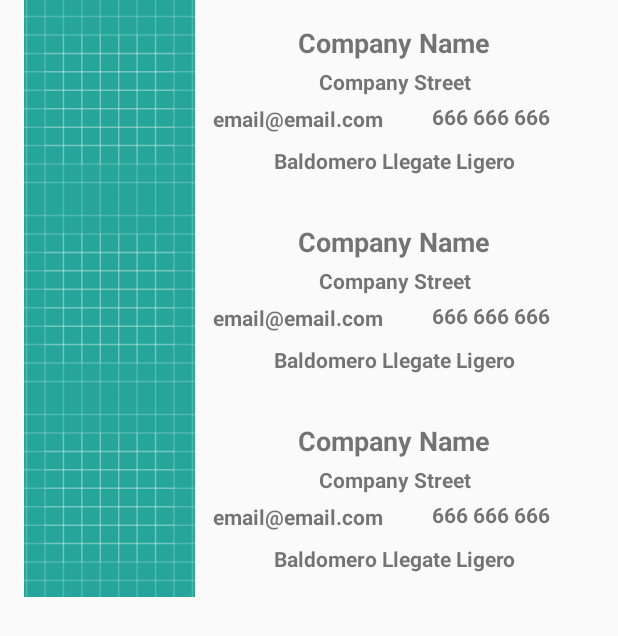
After one commit to SoulApps/PR11-Room, an Android app: the layout fragment_company_list.xml on its own in the app's theme, with its tools: preview values and no code run, on a phone screen of 412 x 824 dp. The commit adds this screen. Shown: the top 636 px of the screen. Run offline under Robolectric (Android 15) with nearby library versions, the phone set to English and light mode, and no system bars.

Commit message:
v 0.2 added desing.
Errors in recyclerview

```diff
--- a/app/src/main/java/com/example/mc_ra/pr11_room/data/local/CompanyDao.java
+++ b/app/src/main/java/com/example/mc_ra/pr11_room/data/local/CompanyDao.java
@@ -25,7 +25,7 @@ public interface CompanyDao {
     int deleteCompany(Company company);
 
     @Query("SELECT * FROM Company where id = :companyId")
-    LiveData<Company> getCompany(long studentId);
+    LiveData<Company> getCompany(long companyId);
 
     @Query("SELECT * FROM Company ORDER BY name")
     LiveData<List<Company>> getCompanies();
--- /dev/null
+++ b/app/src/main/java/com/example/mc_ra/pr11_room/ui/company/CompanyListAdapter.java
@@ -0,0 +1,6 @@
+package com.example.mc_ra.pr11_room.ui.company;
+
+
+public class CompanyListAdapter{
+
+}
--- /dev/null
+++ b/app/src/main/java/com/example/mc_ra/pr11_room/ui/company/CompanyListFragment.java
@@ -0,0 +1,6 @@
+package com.example.mc_ra.pr11_room.ui.company;
+
+
+public class CompanyListFragment{
+
+}
--- /dev/null
+++ b/app/src/main/res/layout/fragment_company_item.xml
@@ -0,0 +1,112 @@
+<?xml version="1.0" encoding="utf-8"?>
+<android.support.constraint.ConstraintLayout xmlns:android="http://schemas.android.com/apk/res/android"
+    xmlns:app="http://schemas.android.com/apk/res-auto"
+    xmlns:tools="http://schemas.android.com/tools"
+    android:layout_width="match_parent"
+    android:layout_height="wrap_content"
+    android:orientation="horizontal">
+
+    <TextView
+        android:id="@+id/textView"
+        android:layout_width="0dp"
+        android:layout_height="wrap_content"
+        android:layout_marginEnd="8dp"
+        android:layout_marginStart="8dp"
+        android:layout_marginTop="16dp"
+        android:text="TextView"
+        android:textAlignment="center"
+        android:textSize="18sp"
+        android:textStyle="bold"
+        app:layout_constraintEnd_toEndOf="parent"
+        app:layout_constraintStart_toStartOf="@+id/fragment_company_item_verticalGuideLine"
+        app:layout_constraintTop_toTopOf="parent"
+        tools:text="Company Name" />
+
+    <TextView
+        android:id="@+id/textView3"
+        android:layout_width="0dp"
+        android:layout_height="wrap_content"
+        android:layout_marginEnd="8dp"
+        android:layout_marginStart="8dp"
+        android:layout_marginTop="4dp"
+        android:text="TextView"
+        android:textAlignment="center"
+        android:textStyle="bold"
+        app:layout_constraintEnd_toEndOf="parent"
+        app:layout_constraintStart_toStartOf="@+id/fragment_company_item_verticalGuideLine"
+        app:layout_constraintTop_toBottomOf="@+id/textView"
+        tools:text="Company Street" />
+
+    <TextView
+        android:id="@+id/textView4"
+        android:layout_width="0dp"
+        android:layout_height="wrap_content"
+        android:layout_marginBottom="8dp"
+        android:layout_marginStart="8dp"
+        android:layout_marginTop="4dp"
+        android:text="TextView"
+        android:textAlignment="center"
+        android:textStyle="bold"
+        app:layout_constraintBottom_toTopOf="@+id/textView6"
+        app:layout_constraintEnd_toStartOf="@+id/textView5"
+        app:layout_constraintHorizontal_bias="0.5"
+        app:layout_constraintStart_toEndOf="@+id/fragment_company_item_verticalGuideLine"
+        app:layout_constraintStart_toStartOf="@+id/fragment_company_item_verticalGuideLine"
+        app:layout_constraintTop_toBottomOf="@+id/textView3"
+        tools:text="email@email.com" />
+
+    <TextView
+        android:id="@+id/textView5"
+        android:layout_width="0dp"
+        android:layout_height="17dp"
+        android:layout_marginBottom="8dp"
+        android:layout_marginEnd="8dp"
+        android:layout_marginStart="8dp"
+        android:layout_marginTop="4dp"
+        android:text="TextView"
+        android:textAlignment="center"
+        android:textStyle="bold"
+        app:layout_constraintBottom_toTopOf="@+id/textView6"
+        app:layout_constraintEnd_toEndOf="parent"
+        app:layout_constraintHorizontal_bias="0.5"
+        app:layout_constraintStart_toEndOf="@+id/textView4"
+        app:layout_constraintTop_toBottomOf="@+id/textView3"
+        tools:text="666 666 666" />
+
+    <TextView
+        android:id="@+id/textView6"
+        android:layout_width="0dp"
+        android:layout_height="wrap_content"
+        android:layout_marginBottom="16dp"
+        android:layout_marginEnd="8dp"
+        android:layout_marginStart="8dp"
+        android:layout_marginTop="4dp"
+        android:text="TextView"
+        android:textAlignment="center"
+        android:textStyle="bold"
+        app:layout_constraintBottom_toBottomOf="parent"
+        app:layout_constraintEnd_toEndOf="parent"
+        app:layout_constraintStart_toStartOf="@+id/fragment_company_item_verticalGuideLine"
+        app:layout_constraintTop_toBottomOf="@+id/textView5"
+        tools:text="Baldomero Llegate Ligero" />
+
+    <ImageView
+        android:id="@+id/imageView3"
+        android:layout_width="0dp"
+        android:layout_height="0dp"
+        android:scaleType="centerCrop"
+        app:layout_constraintBottom_toBottomOf="parent"
+        app:layout_constraintDimensionRatio="v16:9"
+        app:layout_constraintEnd_toStartOf="@+id/fragment_company_item_verticalGuideLine"
+        app:layout_constraintStart_toStartOf="parent"
+        app:layout_constraintTop_toTopOf="parent"
+        app:srcCompat="@drawable/ic_launcher_background" />
+
+    <android.support.constraint.Guideline
+        android:id="@+id/fragment_company_item_verticalGuideLine"
+        android:layout_width="wrap_content"
+        android:layout_height="wrap_content"
+        android:orientation="vertical"
+        app:layout_constraintGuide_percent="0.3" />
+
+</android.support.constraint.ConstraintLayout>
--- /dev/null
+++ b/app/src/main/res/layout/fragment_company_list.xml
@@ -0,0 +1,13 @@
+<?xml version="1.0" encoding="utf-8"?>
+<android.support.v7.widget.RecyclerView xmlns:android="http://schemas.android.com/apk/res/android"
+    xmlns:app="http://schemas.android.com/apk/res-auto"
+    xmlns:tools="http://schemas.android.com/tools"
+    android:id="@+id/list"
+    android:name="com.example.mc_ra.pr11_room.CompanyListFragment"
+    android:layout_width="match_parent"
+    android:layout_height="match_parent"
+    android:layout_marginLeft="16dp"
+    android:layout_marginRight="16dp"
+    app:layoutManager="LinearLayoutManager"
+    tools:context="com.example.mc_ra.pr11_room.ui.company.CompanyListFragment"
+    tools:listitem="@layout/fragment_company_item" />
--- a/app/src/main/res/values/dimens.xml
+++ b/app/src/main/res/values/dimens.xml
@@ -1,3 +1,4 @@
 <resources>
     <dimen name="fab_margin">16dp</dimen>
+    <dimen name="text_margin">16dp</dimen>
 </resources>
```
Also changed, not shown: app/build.gradle (+8 -4 lines), app/src/main/java/com/example/mc_ra/pr11_room/ui/company/CompanyActivityViewModel.java (deleted, +0 -27 lines), app/src/main/java/com/example/mc_ra/pr11_room/ui/company/CompanyActivityViewModelFactory.java (deleted, +0 -22 lines), app/src/main/java/com/example/mc_ra/pr11_room/utils/RecyclerBindingAdapter.java (added, +40 -0 lines), app/src/main/res/drawable/ic_person_black_24dp.xml (added, +9 -0 lines).
